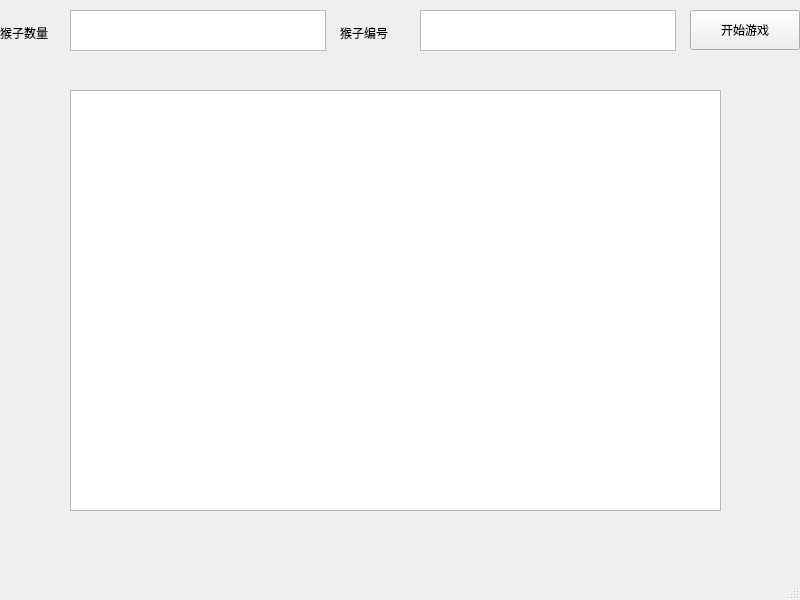
Before: the Qt Designer form MonkeyKing/mainwindow.ui in zhiiw/Learning, drawn with Qt 5.
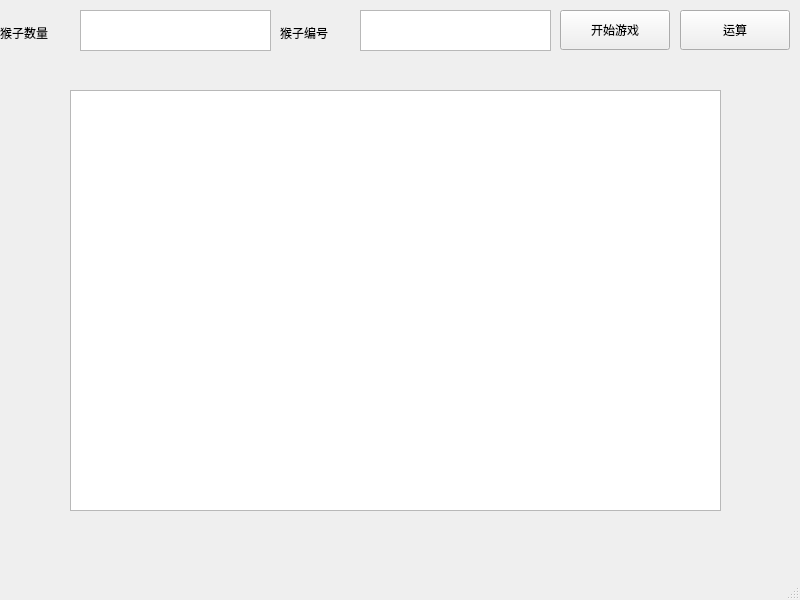
After: the same form once the commit is applied.

The edit to the form file:
```diff
--- a/MonkeyKing/mainwindow.ui
+++ b/MonkeyKing/mainwindow.ui
@@ -17,9 +17,9 @@
    <widget class="QTextEdit" name="textEdit">
     <property name="geometry">
      <rect>
-      <x>70</x>
+      <x>80</x>
       <y>10</y>
-      <width>256</width>
+      <width>191</width>
       <height>41</height>
      </rect>
     </property>
@@ -33,9 +33,9 @@
    <widget class="QPlainTextEdit" name="plainTextEdit">
     <property name="geometry">
      <rect>
-      <x>420</x>
+      <x>360</x>
       <y>10</y>
-      <width>256</width>
+      <width>191</width>
       <height>41</height>
      </rect>
     </property>
@@ -43,14 +43,14 @@
    <widget class="QPushButton" name="pushButton">
     <property name="geometry">
      <rect>
-      <x>690</x>
+      <x>680</x>
       <y>10</y>
       <width>110</width>
       <height>40</height>
      </rect>
     </property>
     <property name="text">
-     <string>开始游戏</string>
+     <string>运算</string>
     </property>
    </widget>
    <widget class="QLabel" name="label">
@@ -69,7 +69,7 @@
    <widget class="QLabel" name="label_2">
     <property name="geometry">
      <rect>
-      <x>340</x>
+      <x>280</x>
       <y>20</y>
       <width>68</width>
       <height>25</height>
@@ -89,6 +89,19 @@
      </rect>
     </property>
    </widget>
+   <widget class="QPushButton" name="pushButton_2">
+    <property name="geometry">
+     <rect>
+      <x>560</x>
+      <y>10</y>
+      <width>110</width>
+      <height>40</height>
+     </rect>
+    </property>
+    <property name="text">
+     <string>开始游戏</string>
+    </property>
+   </widget>
   </widget>
   <widget class="QMenuBar" name="menubar">
    <property name="geometry">
```
